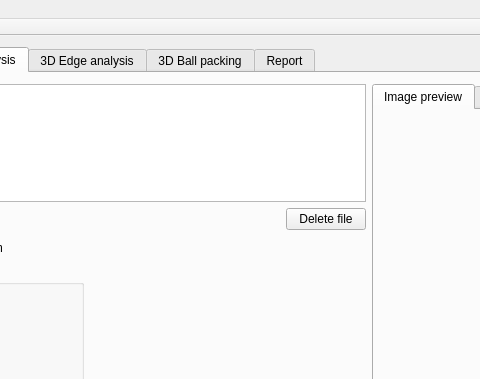
Above: applications/NIQualityAssessment/NIQA/niqamainwindow.ui from neutronimaging/ImagingQuality before the change; both pictures show x 217 to 697 and y 0 to 379 of the 1172 by 767 pixel window. Below: the same form after it.
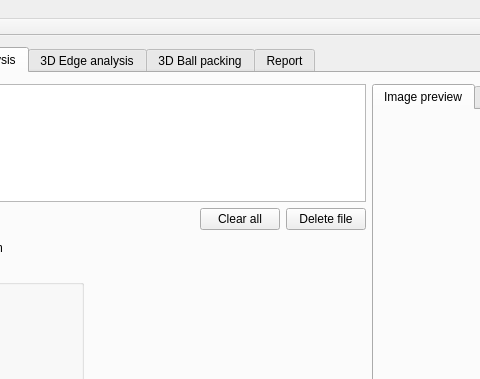
That is the form after the change. The open tabs and pages were chosen to show the change. Custom widgets are drawn as their Qt base class.

Commit message: Added clear all button in edge analysis file list.

What changed in the file:
```diff
--- a/applications/NIQualityAssessment/NIQA/niqamainwindow.ui
+++ b/applications/NIQualityAssessment/NIQA/niqamainwindow.ui
@@ -364,6 +364,13 @@
               </property>
              </spacer>
             </item>
+            <item>
+             <widget class="QPushButton" name="button_clearAllEdgeFiles">
+              <property name="text">
+               <string>Clear all</string>
+              </property>
+             </widget>
+            </item>
             <item>
              <widget class="QPushButton" name="button_deleteEdgeFile">
               <property name="text">
```
Left out of the diff: 20 changed lines with no effect on the pictures. The commit also changes 2 other files.
